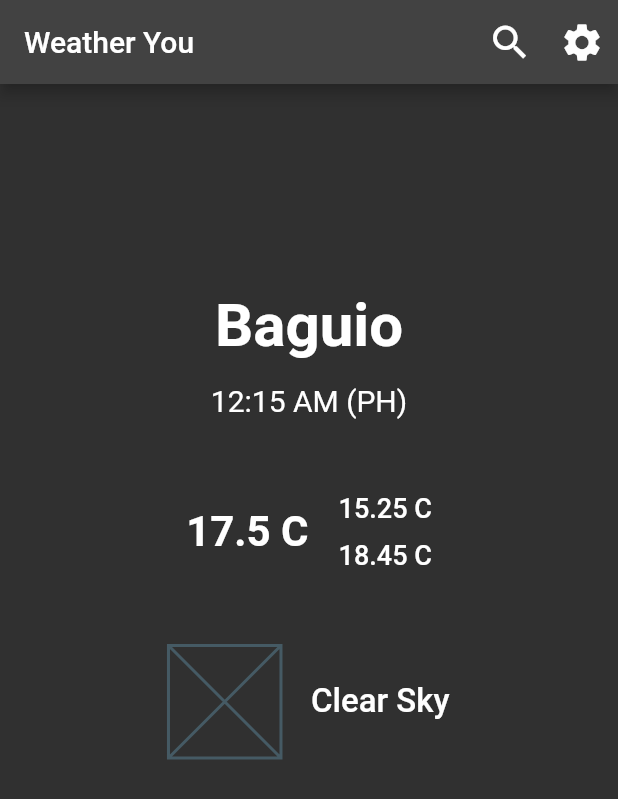
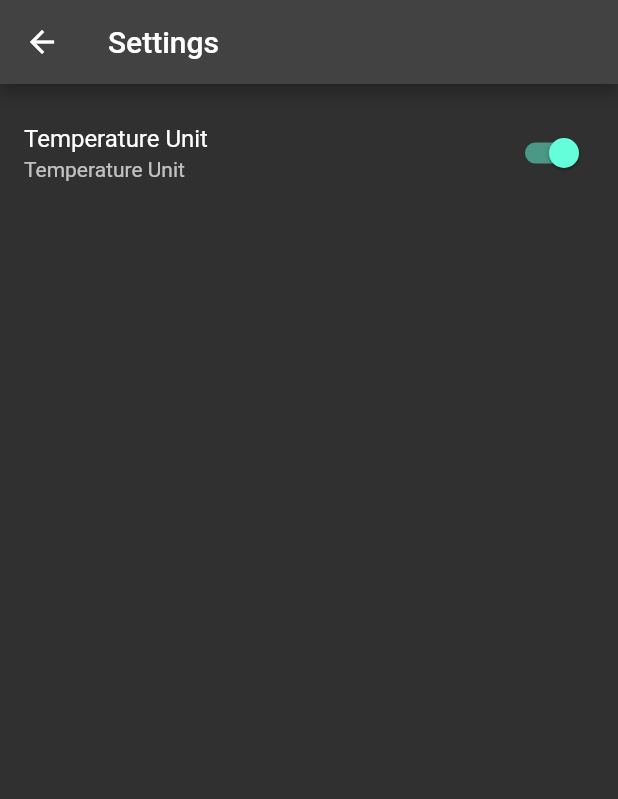
Before and after one commit to cromueloliver02/flutter_bloc_weather_app_2, a Flutter app: the screen it shows after launch, after a tap on the "settings" icon, on a phone screen of 412 x 824 dp. Shown: the top 799 px of the screen. Run offline on Flutter 3.47's test engine with Material 2 defaults, Android fonts, the phone set to English and light mode, and no system bars; our stand-ins replace equatable.

Commit message:
created static settings page

```diff
--- a/lib/main.dart
+++ b/lib/main.dart
@@ -1,4 +1,4 @@
 import 'package:flutter/material.dart';
-import 'package:weather_app_2/weather_app.dart';
+import './weather_app.dart';
 
 void main() => runApp(WeatherApp());
--- a/lib/pages/home_page.dart
+++ b/lib/pages/home_page.dart
@@ -9,6 +9,11 @@ class HomePage extends StatelessWidget {
   void _goToSearchPage(BuildContext ctx) => Navigator.pushNamed(
         ctx,
         SearchPage.id,
+      );
+
+  void _goToSettingsPage(BuildContext ctx) => Navigator.pushNamed(
+        ctx,
+        SettingsPage.id,
       );
 
   @override
@@ -23,7 +28,7 @@ class HomePage extends StatelessWidget {
             icon: const Icon(Icons.search),
           ),
           IconButton(
-            onPressed: () {},
+            onPressed: () => _goToSettingsPage(context),
             iconSize: 30,
             icon: const Icon(Icons.settings),
           ),
--- a/lib/pages/pages.dart
+++ b/lib/pages/pages.dart
@@ -1,2 +1,3 @@
 export './home_page.dart';
 export './search_page.dart';
+export './settings_page.dart';
--- /dev/null
+++ b/lib/pages/settings_page.dart
@@ -0,0 +1,29 @@
+import 'package:flutter/material.dart';
+
+class SettingsPage extends StatelessWidget {
+  static const id = '/settings';
+
+  const SettingsPage({super.key});
+
+  @override
+  Widget build(BuildContext context) {
+    return Scaffold(
+      appBar: AppBar(
+        title: const Text('Settings'),
+      ),
+      body: Column(
+        children: [
+          const SizedBox(height: 10),
+          ListTile(
+            title: const Text('Temperature Unit'),
+            subtitle: const Text('Temperature Unit'),
+            trailing: Switch(
+              value: true,
+              onChanged: (value) {},
+            ),
+          )
+        ],
+      ),
+    );
+  }
+}
--- a/lib/utils/routes_handler.dart
+++ b/lib/utils/routes_handler.dart
@@ -5,5 +5,6 @@ class RoutesHandler {
   final Map<String, WidgetBuilder> routes = {
     HomePage.id: (ctx) => const HomePage(),
     SearchPage.id: (ctx) => const SearchPage(),
+    SettingsPage.id: (ctx) => const SettingsPage(),
   };
 }
```
